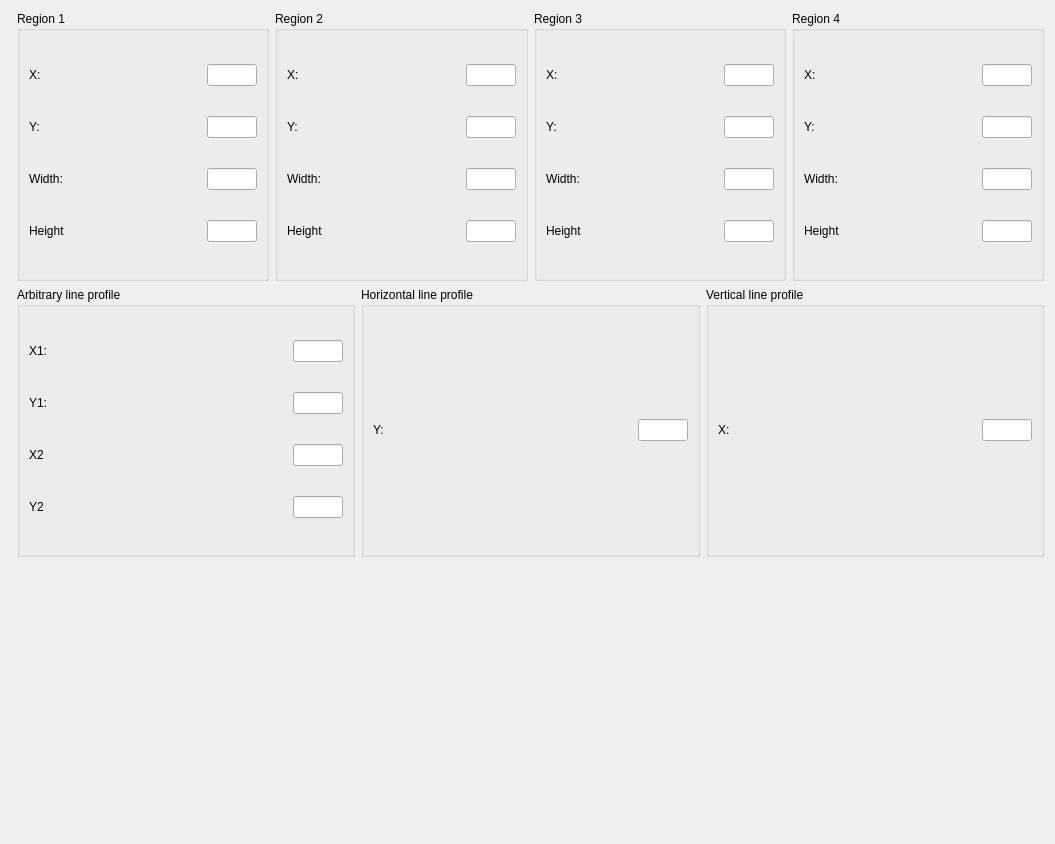
Old version of the form applications/QEGuiApp/UISamples/imageExampleSimpleAndAllOptionsOn.ui in the repository andrewrhyder/epicsqt.
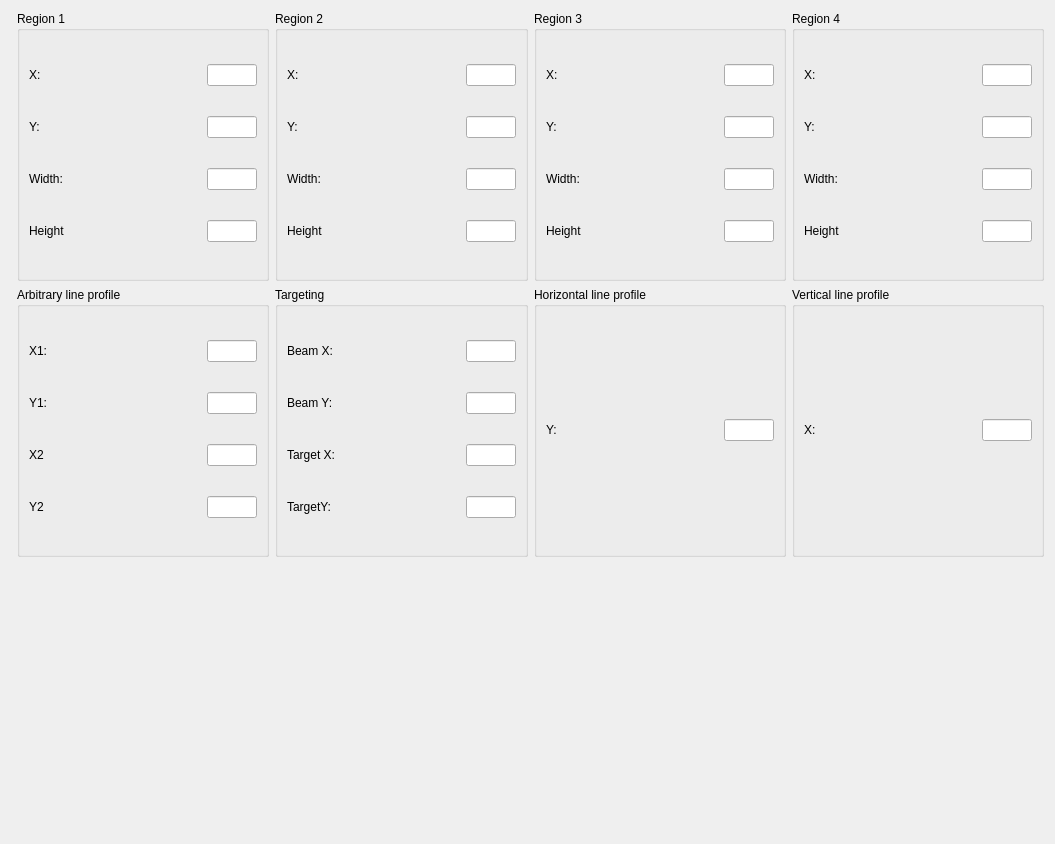
New version of the form. Custom widgets are drawn as their Qt base class.

Commit message: Add QEImage 'displayMarkups' property to allow a QEImage to display markups based on variable data immedietly when created. This is for uses where a QEImage is used in a GUI with a specific focus such as target positioning. In this example target and beam variables would be defined and 'displayMarkups' set. When presented, the current target and beam positions would be shown without the user needing to select a markup mode.

Diff of the .ui file:
```diff
--- a/applications/QEGuiApp/UISamples/imageExampleSimpleAndAllOptionsOn.ui
+++ b/applications/QEGuiApp/UISamples/imageExampleSimpleAndAllOptionsOn.ui
@@ -720,6 +720,119 @@
          </layout>
         </widget>
        </item>
+       <item>
+        <widget class="QGroupBox" name="groupBox_8">
+         <property name="title">
+          <string>Targeting</string>
+         </property>
+         <layout class="QGridLayout" name="gridLayout_9">
+          <item row="0" column="0">
+           <widget class="QLabel" name="label_23">
+            <property name="text">
+             <string>Beam X:</string>
+            </property>
+           </widget>
+          </item>
+          <item row="1" column="0">
+           <widget class="QLabel" name="label_24">
+            <property name="text">
+             <string>Beam Y:</string>
+            </property>
+           </widget>
+          </item>
+          <item row="2" column="0">
+           <widget class="QLabel" name="label_25">
+            <property name="text">
+             <string>Target X:</string>
+            </property>
+           </widget>
+          </item>
+          <item row="3" column="0">
+           <widget class="QLabel" name="label_26">
+            <property name="text">
+             <string>TargetY:</string>
+            </property>
+           </widget>
+          </item>
+          <item row="0" column="1">
+           <widget class="QELineEdit" name="qelineedit_23">
+            <property name="minimumSize">
+             <size>
+              <width>50</width>
+              <height>0</height>
+             </size>
+            </property>
+            <property name="maximumSize">
+             <size>
+              <width>50</width>
+              <height>16777215</height>
+             </size>
+            </property>
+            <property name="variable" stdset="0">
+             <string>POS:BEAM_X</string>
+            </property>
+           </widget>
+          </item>
+          <item row="1" column="1">
+           <widget class="QELineEdit" name="qelineedit_24">
+            <property name="minimumSize">
+             <size>
+              <width>50</width>
+              <height>0</height>
+             </size>
+            </property>
+            <property name="maximumSize">
+             <size>
+              <width>50</width>
+              <height>16777215</height>
+             </size>
+            </property>
+            <property name="variable" stdset="0">
+             <string>POS:BEAM_Y</string>
+            </property>
+           </widget>
+          </item>
+          <item row="2" column="1">
+           <widget class="QELineEdit" name="qelineedit_25">
+            <property name="minimumSize">
+             <size>
+              <width>50</width>
+              <height>0</height>
+             </size>
+            </property>
+            <property name="maximumSize">
+             <size>
+              <width>50</width>
+              <height>16777215</height>
+             </size>
+            </property>
+            <property name="variable" stdset="0">
+             <string>POS:TARGET_X</string>
+            </property>
+           </widget>
+          </item>
+          <item row="3" column="1">
+           <widget class="QELineEdit" name="qelineedit_26">
+            <property name="minimumSize">
+             <size>
+              <width>50</width>
+              <height>0</height>
+             </size>
+            </property>
+            <property name="maximumSize">
+             <size>
+              <width>50</width>
+              <height>16777215</height>
+             </size>
+            </property>
+            <property name="variable" stdset="0">
+             <string>POS:TARGET_Y</string>
+            </property>
+           </widget>
+          </item>
+         </layout>
+        </widget>
+       </item>
        <item>
         <widget class="QGroupBox" name="groupBox_5">
          <property name="title">
@@ -840,11 +953,6 @@
   </layout>
  </widget>
  <customwidgets>
-  <customwidget>
-   <class>QwtPlot</class>
-   <extends>QFrame</extends>
-   <header>qwt_plot.h</header>
-  </customwidget>
   <customwidget>
    <class>QEImage</class>
    <extends>QFrame</extends>
@@ -860,6 +968,11 @@
    <extends>QwtPlot</extends>
    <header>QEPlot.h</header>
   </customwidget>
+  <customwidget>
+   <class>QwtPlot</class>
+   <extends>QFrame</extends>
+   <header>qwt_plot.h</header>
+  </customwidget>
  </customwidgets>
  <resources/>
  <connections/>
```
Left out of the diff: 14 changed lines with no effect on the pictures. The commit also changes 10 other files.
